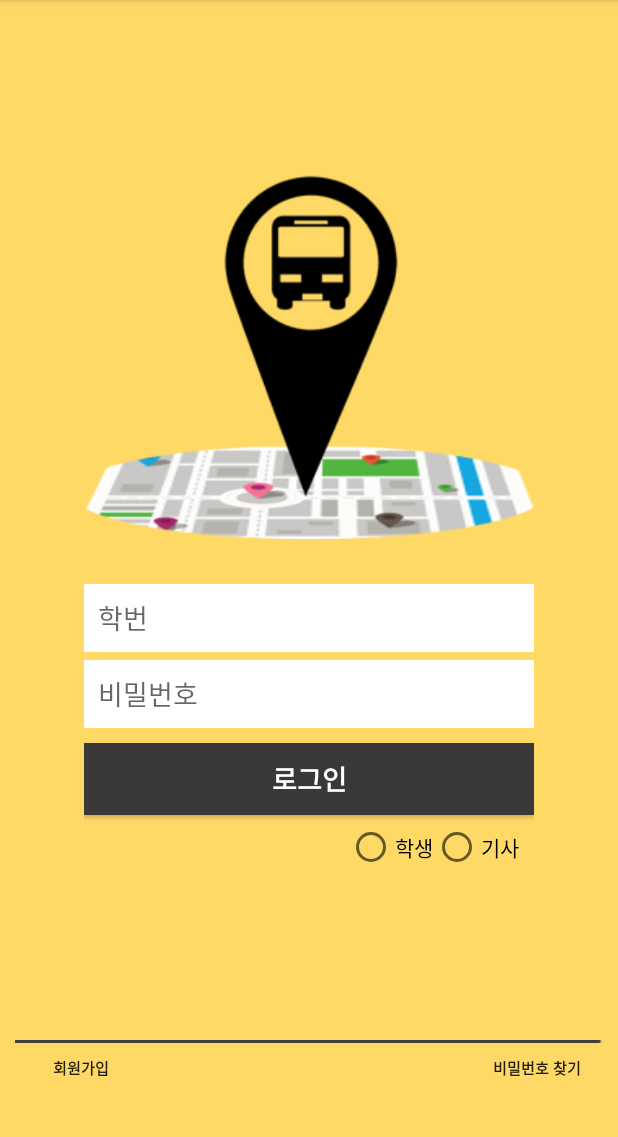
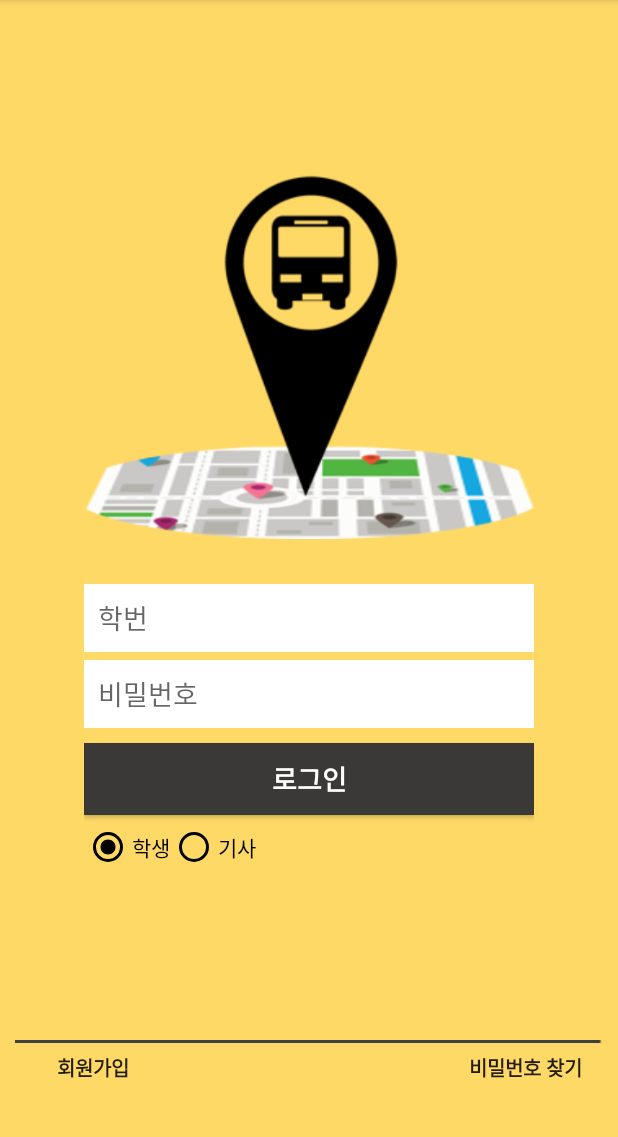
Before and after one commit to DongHwan97/SunmoonBus, an Android app: the LoginActivity screen opened directly, with no data from a screen before it, on a phone screen of 412 x 824 dp, the part 84-1221 px from its top. Run offline under Robolectric (Android 15) with nearby library versions, the phone set to English and light mode, and no system bars; our stand-ins replace Firebase (no records; nobody signed in at launch, a user with empty details on screens opened directly).

Commit message:
login.xml 조금 변경

```diff
--- a/app/src/main/res/layout/activity_login.xml
+++ b/app/src/main/res/layout/activity_login.xml
@@ -65,14 +65,14 @@
             <RadioGroup
                 android:layout_width="wrap_content"
                 android:layout_height="wrap_content"
-                android:layout_gravity="right"
                 android:orientation="horizontal">
 
                 <RadioButton
                     android:id="@+id/rdoBtnPassenger"
                     android:layout_width="wrap_content"
                     android:layout_height="wrap_content"
-                    android:layout_marginLeft="10dp"
+                    android:buttonTint="#000000"
+                    android:checked="true"
                     android:text="학생" />
 
                 <RadioButton
@@ -80,6 +80,7 @@
                     android:layout_width="wrap_content"
                     android:layout_height="wrap_content"
                     android:layout_marginRight="10dp"
+                    android:buttonTint="#000000"
                     android:text="기사" />
             </RadioGroup>
         </LinearLayout>
@@ -104,24 +105,18 @@
         <LinearLayout
             android:layout_width="match_parent"
             android:layout_height="match_parent"
+            android:gravity="center"
             android:orientation="horizontal">
 
             <Button
                 android:id="@+id/registButton"
                 android:layout_width="wrap_content"
                 android:layout_height="wrap_content"
+                android:layout_marginRight="200dp"
                 android:background="#00FFFFFF"
                 android:text="회원가입"
-                android:textSize="10sp"
+                android:textSize="13sp"
                 android:textStyle="bold" />
-
-            <LinearLayout
-                android:layout_width="wrap_content"
-                android:layout_height="match_parent"
-                android:layout_weight="1"
-                android:orientation="horizontal">
-
-            </LinearLayout>
 
             <Button
                 android:id="@+id/passwordButton"
@@ -129,7 +124,7 @@
                 android:layout_height="wrap_content"
                 android:background="#00FFFFFF"
                 android:text="비밀번호 찾기"
-                android:textSize="10sp"
+                android:textSize="13sp"
                 android:textStyle="bold" />
 
         </LinearLayout>
```
